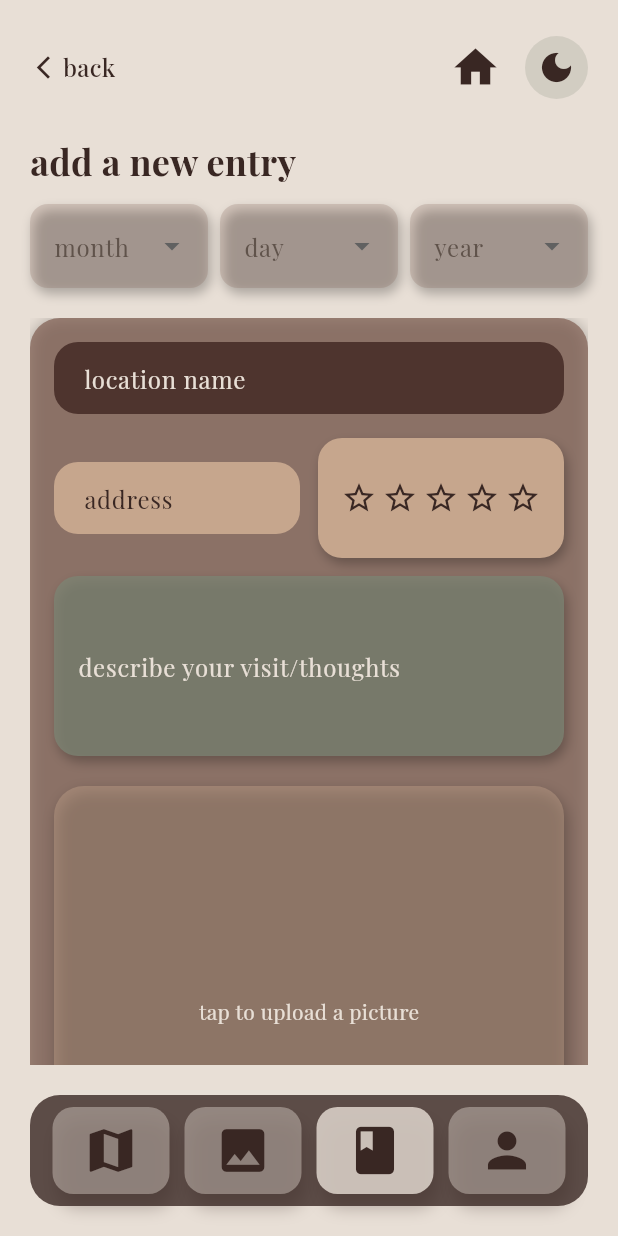
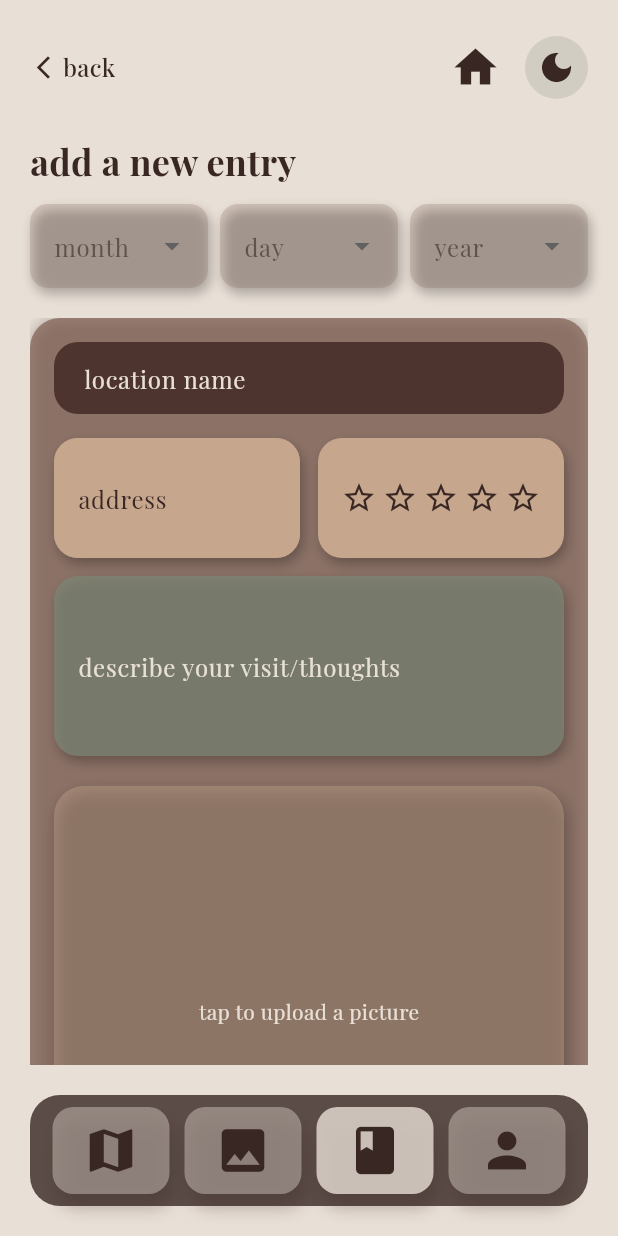
Before and after one commit to areen-b/brew_notes, a Flutter app: the EntryPage screen opened by its route, on a phone screen of 412 x 824 dp. Run offline on Flutter 3.47's test engine with Material 3 defaults, Android fonts, the phone set to English and light mode, and no system bars; our stand-ins replace cloud_firestore, firebase_auth, firebase_core, firebase_storage, geocoding, google_maps_flutter and 2 more; accounts and stored records are empty.

Commit message:
final product (for now) !

```diff
--- a/lib/main.dart
+++ b/lib/main.dart
@@ -2,10 +2,12 @@ import 'package:brew_notes/screens/forgot_password_page.dart';
 import 'package:brew_notes/screens/gallery_page.dart';
 import 'package:brew_notes/screens/journal_page.dart';
 import 'package:brew_notes/screens/landing_page.dart';
+import 'package:brew_notes/screens/login_page.dart';
 import 'package:brew_notes/screens/maps_page.dart';
 import 'package:brew_notes/screens/profile_page.dart';
 import 'package:brew_notes/screens/new_entry_page.dart';
 import 'package:brew_notes/screens/home_page.dart';
+import 'package:brew_notes/screens/signup_page.dart';
 import 'package:brew_notes/theme.dart';
 import 'package:flutter/material.dart';
 import 'package:firebase_core/firebase_core.dart';
@@ -52,6 +54,8 @@ class BrewNotes extends StatelessWidget {
           '/add': (context) => const EntryPage(),
           '/profile': (context) => const ProfilePage(),
           '/forgot': (context) => const ForgotPassword(),
+          '/login': (context) => const LoginPage(),
+          '/signup': (context) => const SignUpPage(),
         },
       ),
     );
--- a/lib/screens/new_entry_page.dart
+++ b/lib/screens/new_entry_page.dart
@@ -104,7 +104,9 @@ class _EntryPageState extends State<EntryPage> {
       // Upload new image if picked
       if (_selectedImage != null) {
         final fileName = const Uuid().v4();
-        final ref = FirebaseStorage.instance.ref().child('journal_images/$fileName.jpg');
+        final ref = FirebaseStorage.instance
+            .ref()
+            .child('journal_images/$uid/$fileName.jpg');
         await ref.putFile(_selectedImage!);
         imageUrl = await ref.getDownloadURL();
       }
@@ -218,7 +220,35 @@ class _EntryPageState extends State<EntryPage> {
                       _buildTextField(_titleController, 'location name'),
                       const SizedBox(height: 16),
                       Row(children: [
-                        Expanded(child: _buildTextField(_addressController, 'address', fill: AppColors.caramel(context), hintColor: AppColors.dark)),
+                        Expanded(
+                          child: Container(
+                            height: 80,
+                            decoration: BoxDecoration(
+                              color: AppColors.caramel(context).withOpacity(0.75),
+                              borderRadius: BorderRadius.circular(16),
+                              boxShadow: const [
+                                BoxShadow(color: Colors.black26, blurRadius: 6, offset: Offset(2, 4)),
+                              ],
+                            ),
+                            child: TextField(
+                              controller: _addressController,
+                              expands: true,
+                              maxLines: null,
+                              style: TextStyle(color: AppColors.dark),
+                              decoration: InputDecoration(
+                                hintText: 'address',
+                                hintStyle: TextStyle(color: AppColors.dark, fontFamily: 'Playfair Display'),
+                                contentPadding: const EdgeInsets.all(12),
+                                border: const OutlineInputBorder(
+                                  borderRadius: BorderRadius.all(Radius.circular(16)),
+                                  borderSide: BorderSide.none,
+                                ),
+                                filled: true,
+                              ),
+                            ),
+                          ),
+                        ),
+
                         const SizedBox(width: 12),
                         Expanded(
                           child: Container(
@@ -321,7 +351,7 @@ class _EntryPageState extends State<EntryPage> {
             border: const OutlineInputBorder(borderRadius: BorderRadius.all(Radius.circular(12)), borderSide: BorderSide.none),
           ),
           dropdownColor: AppColors.primary(context),
-          style: TextStyle(color: AppColors.inverse(context)),
+          style: TextStyle(color: AppColors.light),
         ),
       ),
     );
```
Also changed, not shown: 1 other file.
